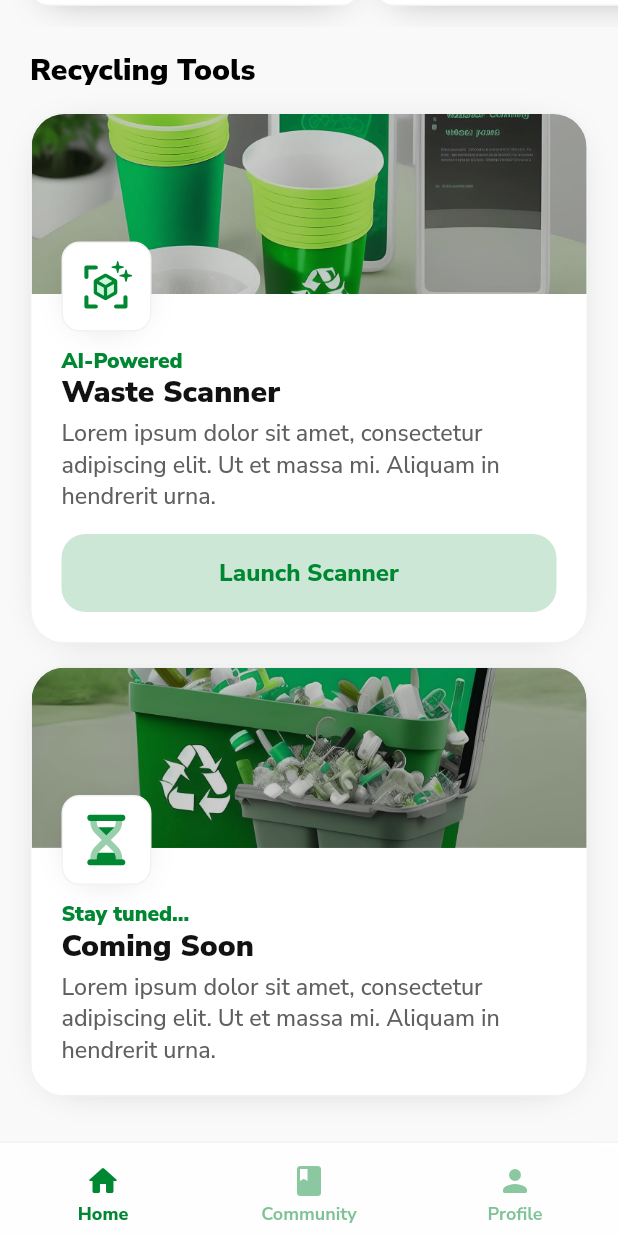
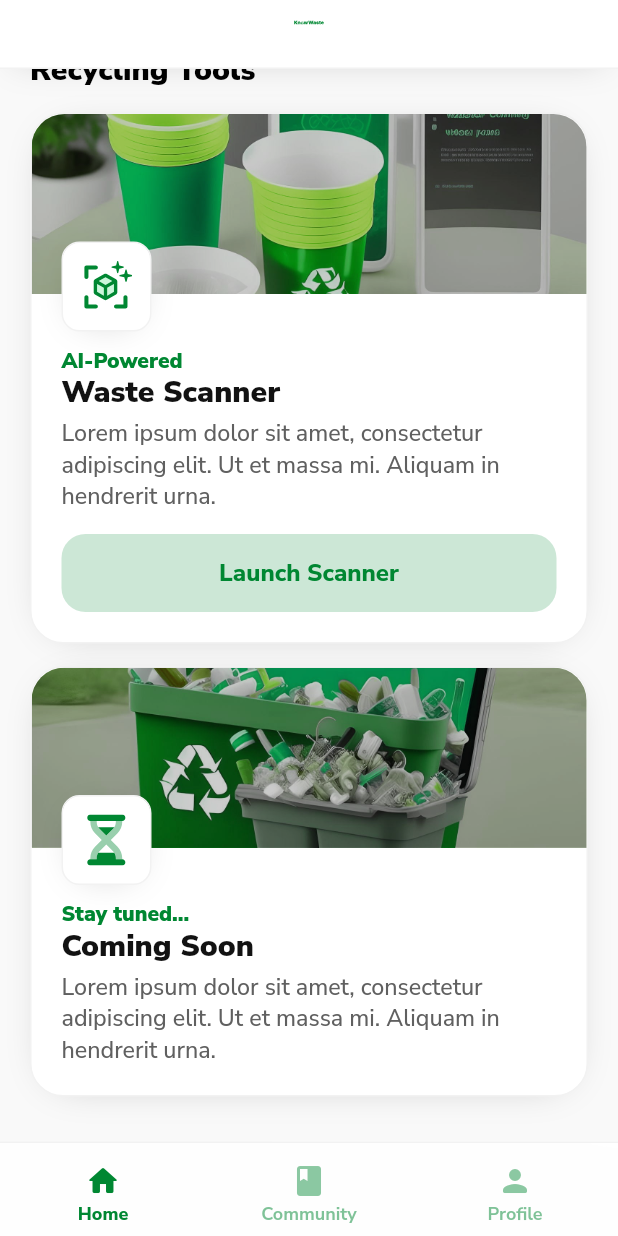
Before and after one commit to jauntybrain/know_waste, a Flutter app: the screen it shows after launch, scrolled down 849 dp, on a phone screen of 412 x 824 dp. Run offline on Flutter 3.47's test engine with Material 2 defaults, Android fonts, the phone set to English and light mode, and no system bars; our stand-ins replace cached_network_image, camera, cloud_firestore, firebase_auth, firebase_core, firebase_storage and 15 more; missing offline and left inert: algoliasearch; accounts and stored records are empty; network calls fail.

Commit message:
add: home page appbar

```diff
--- a/frontend/lib/presentation/features/home/pages/home_page.dart
+++ b/frontend/lib/presentation/features/home/pages/home_page.dart
@@ -6,10 +6,12 @@ import 'package:know_waste/presentation/features/community/pages/sections/commun
 import 'package:know_waste/presentation/features/home/pages/recycling_tools_section.dart';
 import 'package:know_waste/presentation/features/home/widgets/home_app_bar.dart';
 
+import '../../../theme/src/app_icons.dart';
+import '../../../theme/theme.dart';
 import '../widgets/home_recommended_tool_widget.dart';
 import 'stats_section.dart';
 
-final showAppbar = StateProvider.autoDispose<bool>((ref) => false);
+final appbarStateProvider = StateProvider.autoDispose<bool>((ref) => false);
 
 class HomePage extends ConsumerStatefulWidget {
   const HomePage({Key? key}) : super(key: key);
@@ -19,6 +21,33 @@ class HomePage extends ConsumerStatefulWidget {
 }
 
 class HomePageState extends ConsumerState<HomePage> {
+  ScrollController scrollController = ScrollController();
+  bool get showAppBar => ref.watch(appbarStateProvider);
+  final appBarThreshold = 200;
+
+  @override
+  void initState() {
+    scrollController.addListener(_scrollListener);
+    super.initState();
+  }
+
+  @override
+  void dispose() {
+    scrollController.removeListener(_scrollListener());
+    scrollController.dispose();
+    super.dispose();
+  }
+
+  _scrollListener() {
+    final offset = scrollController.position.pixels;
+
+    if (offset > appBarThreshold && !showAppBar) {
+      ref.read(appbarStateProvider.notifier).state = true;
+    } else if (offset < appBarThreshold && showAppBar) {
+      ref.read(appbarStateProvider.notifier).state = false;
+    }
+  }
+
   @override
   Widget build(BuildContext context) {
     return Scaffold(
@@ -26,13 +55,16 @@ class HomePageState extends ConsumerState<HomePage> {
       appBar: AppBar(
         toolbarHeight: 0,
         backgroundColor: Colors.transparent,
-        systemOverlayStyle: const SystemUiOverlayStyle(
+        systemOverlayStyle: SystemUiOverlayStyle(
           statusBarColor: Colors.transparent,
-          statusBarIconBrightness: Brightness.light,
-          statusBarBrightness: Brightness.dark,
+          statusBarIconBrightness: showAppBar ? Brightness.dark : Brightness.light,
+          statusBarBrightness: showAppBar ? Brightness.light : Brightness.dark,
         ),
       ),
-      body: CustomScrollView(
+      body: Stack(
+        children: [
+          CustomScrollView(
+            controller: scrollController,
             slivers: [
               const HomeAppBar(),
               SliverSafeArea(
@@ -64,6 +96,38 @@ class HomePageState extends ConsumerState<HomePage> {
               ),
             ],
           ),
+          AnimatedPositioned(
+            width: MediaQuery.of(context).size.width,
+            duration: const Duration(milliseconds: 200),
+            top: showAppBar ? 0 : -115,
+            curve: Curves.ease,
+            child: Container(
+              decoration: BoxDecoration(
+                color: AppColors.white,
+                boxShadow: [AppShadows.small],
+                border: const Border(
+                  bottom: BorderSide(
+                    width: 1,
+                    color: Color(0xFFf2f2f2),
+                  ),
+                ),
+              ),
+              padding: EdgeInsets.only(
+                left: 20,
+                right: 20,
+                bottom: 20,
+                top: MediaQuery.of(context).padding.top + 5,
+              ),
+              child: Row(
+                mainAxisAlignment: MainAxisAlignment.center,
+                children: [
+                  AppIcons.icon(AppIcons.logoHorizontal, color: AppColors.secondary, size: 20),
+                ],
+              ),
+            ),
+          ),
+        ],
+      ),
     );
   }
 }
```
Lines whose indentation alone changed are shown as unchanged.
